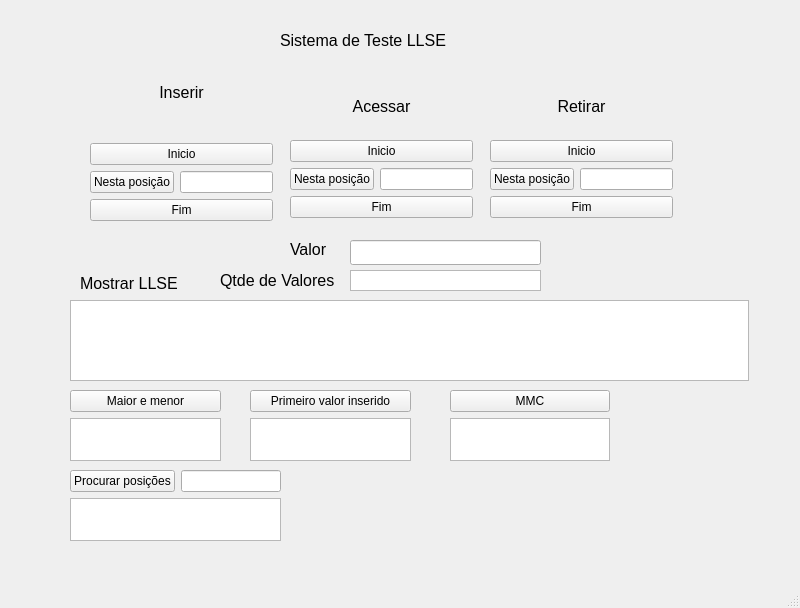
Above: mainwindow.ui from ArturNunes21/Escolhe-Posicao-LLSE before the change. Below: the same form after it.
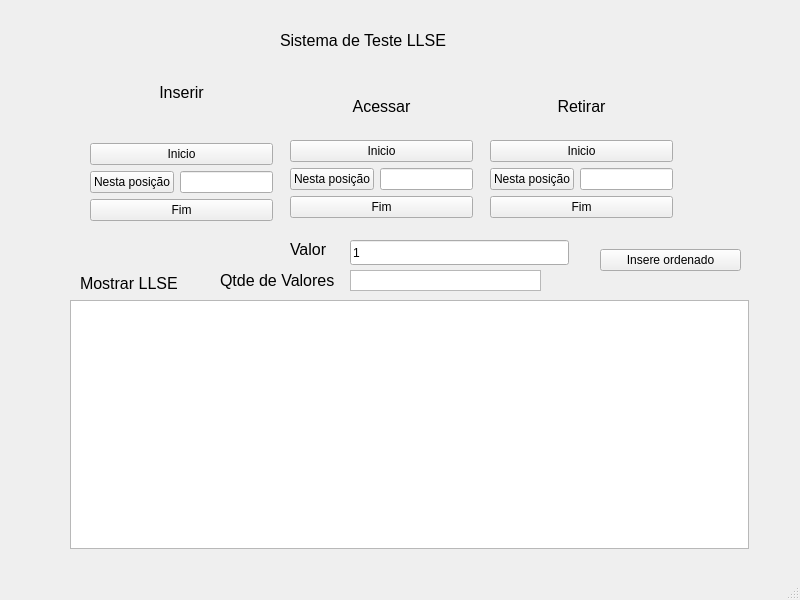
That is the form after the change. Icons and pictures are not drawn.

What changed in the file:
```diff
--- a/mainwindow.ui
+++ b/mainwindow.ui
@@ -7,7 +7,7 @@
     <x>0</x>
     <y>0</y>
     <width>800</width>
-    <height>608</height>
+    <height>600</height>
    </rect>
   </property>
   <property name="windowTitle">
@@ -46,7 +46,7 @@
       <x>70</x>
       <y>300</y>
       <width>679</width>
-      <height>81</height>
+      <height>249</height>
      </rect>
     </property>
     <property name="readOnly">
@@ -71,12 +71,15 @@
      <rect>
       <x>350</x>
       <y>240</y>
-      <width>191</width>
+      <width>219</width>
       <height>25</height>
      </rect>
     </property>
     <property name="inputMask">
-     <string>99999</string>
+     <string>999999</string>
+    </property>
+    <property name="text">
+     <string>1</string>
     </property>
    </widget>
    <widget class="QLabel" name="label_7">
@@ -303,10 +306,10 @@
    <widget class="QWidget" name="verticalLayoutWidget_4">
     <property name="geometry">
      <rect>
-      <x>70</x>
-      <y>390</y>
-      <width>151</width>
-      <height>71</height>
+      <x>600</x>
+      <y>230</y>
+      <width>141</width>
+      <height>61</height>
      </rect>
     </property>
     <layout class="QVBoxLayout" name="verticalLayout_4">
@@ -316,123 +319,7 @@
         <string>Mostra o menor valor da lista a esquerda, e o maior valor da lista a direita.</string>
        </property>
        <property name="text">
-        <string>Maior e menor</string>
-       </property>
-      </widget>
-     </item>
-     <item>
-      <widget class="QTextEdit" name="textEdit_maior_menor">
-       <property name="verticalScrollBarPolicy">
-        <enum>Qt::ScrollBarAlwaysOff</enum>
-       </property>
-       <property name="horizontalScrollBarPolicy">
-        <enum>Qt::ScrollBarAlwaysOff</enum>
-       </property>
-       <property name="readOnly">
-        <bool>true</bool>
-       </property>
-      </widget>
-     </item>
-    </layout>
-   </widget>
-   <widget class="QWidget" name="verticalLayoutWidget_5">
-    <property name="geometry">
-     <rect>
-      <x>250</x>
-      <y>390</y>
-      <width>161</width>
-      <height>71</height>
-     </rect>
-    </property>
-    <layout class="QVBoxLayout" name="verticalLayout_7">
-     <item>
-      <widget class="QPushButton" name="btn_primeiro_valor">
-       <property name="toolTip">
-        <string>Mostra o primeiro valor inserido na lista</string>
-       </property>
-       <property name="text">
-        <string>Primeiro valor inserido</string>
-       </property>
-      </widget>
-     </item>
-     <item>
-      <widget class="QTextEdit" name="textEdit_primeiro_valor">
-       <property name="verticalScrollBarPolicy">
-        <enum>Qt::ScrollBarAlwaysOff</enum>
-       </property>
-       <property name="horizontalScrollBarPolicy">
-        <enum>Qt::ScrollBarAlwaysOff</enum>
-       </property>
-       <property name="readOnly">
-        <bool>true</bool>
-       </property>
-      </widget>
-     </item>
-    </layout>
-   </widget>
-   <widget class="QWidget" name="verticalLayoutWidget_6">
-    <property name="geometry">
-     <rect>
-      <x>450</x>
-      <y>390</y>
-      <width>160</width>
-      <height>71</height>
-     </rect>
-    </property>
-    <layout class="QVBoxLayout" name="verticalLayout_8">
-     <item>
-      <widget class="QPushButton" name="btn_mmc">
-       <property name="toolTip">
-        <string>Calcula o MMC entre todos os valores da lista</string>
-       </property>
-       <property name="text">
-        <string>MMC</string>
-       </property>
-      </widget>
-     </item>
-     <item>
-      <widget class="QTextEdit" name="textEdit_mmc">
-       <property name="verticalScrollBarPolicy">
-        <enum>Qt::ScrollBarAlwaysOff</enum>
-       </property>
-       <property name="horizontalScrollBarPolicy">
-        <enum>Qt::ScrollBarAlwaysOff</enum>
-       </property>
-      </widget>
-     </item>
-    </layout>
-   </widget>
-   <widget class="QWidget" name="verticalLayoutWidget_7">
-    <property name="geometry">
-     <rect>
-      <x>70</x>
-      <y>470</y>
-      <width>211</width>
-      <height>71</height>
-     </rect>
-    </property>
-    <layout class="QVBoxLayout" name="verticalLayout_9">
-     <item>
-      <layout class="QHBoxLayout" name="horizontalLayout_4">
-       <item>
-        <widget class="QPushButton" name="btn_procurar_posicao">
-         <property name="text">
-          <string>Procurar posições</string>
-         </property>
-        </widget>
-       </item>
-       <item>
-        <widget class="QLineEdit" name="lineEdit_procurar_posicao"/>
-       </item>
-      </layout>
-     </item>
-     <item>
-      <widget class="QTextEdit" name="textEdit_procurar_posicao">
-       <property name="verticalScrollBarPolicy">
-        <enum>Qt::ScrollBarAlwaysOff</enum>
-       </property>
-       <property name="horizontalScrollBarPolicy">
-        <enum>Qt::ScrollBarAlwaysOff</enum>
+        <string>Insere ordenado</string>
        </property>
       </widget>
      </item>
```
Left out of the diff: 4 changed lines with no effect on the pictures.
